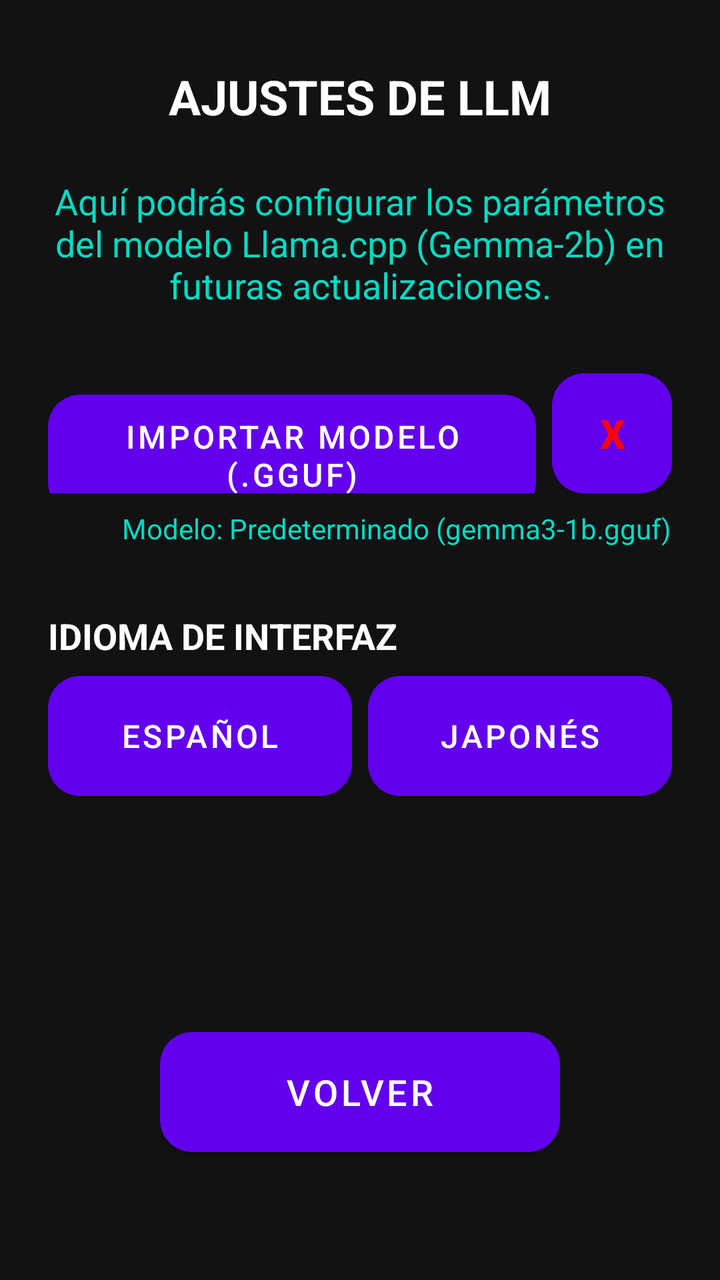
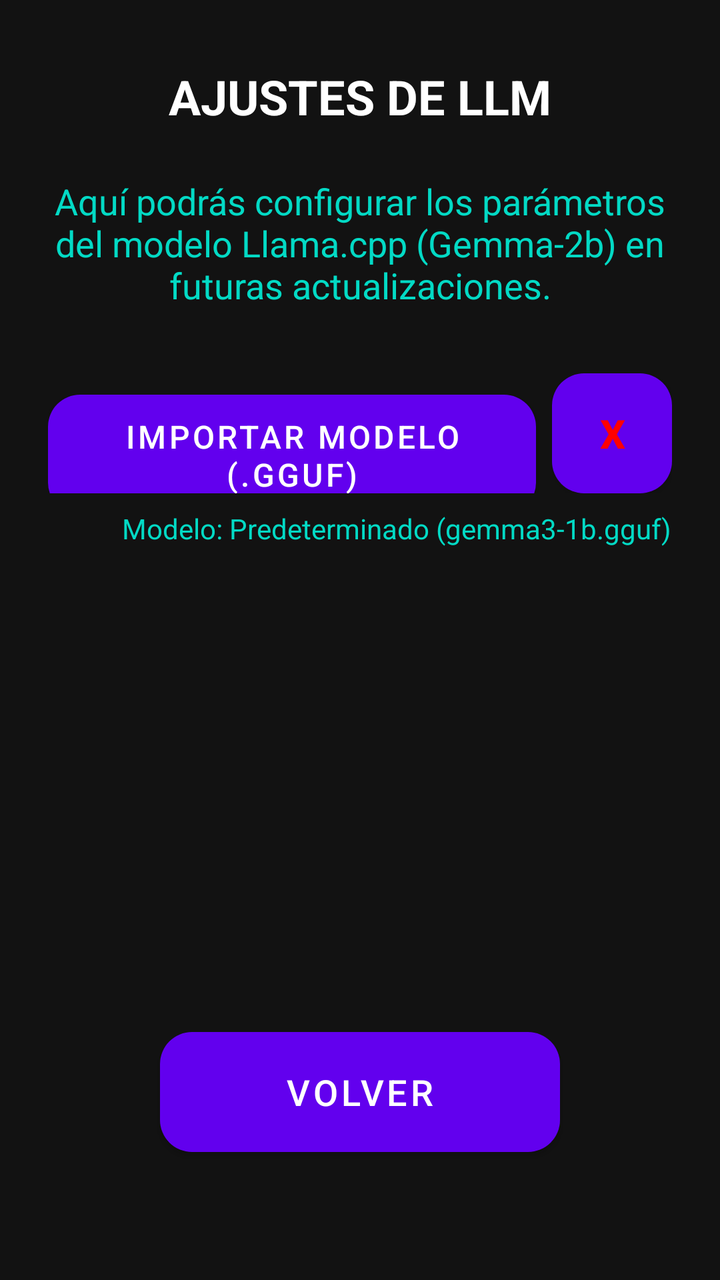

An Android layout rendered at two revisions. The XML below is the earlier revision; the diff shows what the commit changed to produce the second picture.
<!-- AndroidManifest.xml: application theme Theme.Lets -->
<!-- res/layout/settings_menu.xml -->
<?xml version="1.0" encoding="utf-8"?>
<androidx.core.widget.NestedScrollView xmlns:android="http://schemas.android.com/apk/res/android"
    xmlns:app="http://schemas.android.com/apk/res-auto"
    xmlns:tools="http://schemas.android.com/tools"
    android:layout_width="match_parent"
    android:layout_height="match_parent"
    android:background="@color/main_background"
    android:clickable="true"
    android:focusable="true"
    android:fillViewport="true">

    <androidx.constraintlayout.widget.ConstraintLayout
        android:layout_width="match_parent"
        android:layout_height="wrap_content"
        android:paddingBottom="32dp">

        <TextView
            android:id="@+id/settings_title"
            android:layout_width="wrap_content"
            android:layout_height="wrap_content"
            android:layout_marginTop="32dp"
            android:text="AJUSTES DE LLM"
            android:textColor="@color/white"
            android:textSize="24sp"
            android:textStyle="bold"
            app:layout_constraintEnd_toEndOf="parent"
            app:layout_constraintStart_toStartOf="parent"
            app:layout_constraintTop_toTopOf="parent" />

        <TextView
            android:id="@+id/settings_content"
            android:layout_width="0dp"
            android:layout_height="wrap_content"
            android:layout_margin="24dp"
            android:gravity="center"
            android:text="Aquí podrás configurar los parámetros del modelo Llama.cpp (Gemma-2b) en futuras actualizaciones."
            android:textColor="@color/status_text_color"
            android:textSize="18sp"
            app:layout_constraintEnd_toEndOf="parent"
            app:layout_constraintStart_toStartOf="parent"
            app:layout_constraintTop_toBottomOf="@id/settings_title" />

        <LinearLayout
            android:id="@+id/llm_model_container"
            android:layout_width="0dp"
            android:layout_height="wrap_content"
            android:layout_marginStart="24dp"
            android:layout_marginTop="32dp"
            android:layout_marginEnd="24dp"
            android:orientation="horizontal"
            app:layout_constraintEnd_toEndOf="parent"
            app:layout_constraintStart_toStartOf="parent"
            app:layout_constraintTop_toBottomOf="@id/settings_content">

            <Button
                android:id="@+id/btn_import_model"
                android:layout_width="0dp"
                android:layout_height="60dp"
                android:layout_weight="1"
                android:background="@drawable/panel_background"
                android:text="IMPORTAR MODELO (.GGUF)"
                android:textColor="@color/white"
                android:textSize="16sp" />

            <Button
                android:id="@+id/btn_clear_model"
                android:layout_width="60dp"
                android:layout_height="60dp"
                android:layout_marginStart="8dp"
                android:background="@drawable/panel_background"
                android:text="X"
                android:textColor="@color/red"
                android:textSize="20sp"
                android:textStyle="bold" />
        </LinearLayout>

        <TextView
            android:id="@+id/tv_model_status"
            android:layout_width="wrap_content"
            android:layout_height="wrap_content"
            android:layout_marginTop="8dp"
            android:text="Modelo: Predeterminado (gemma3-1b.gguf)"
            android:textColor="@color/status_text_color"
            android:textSize="14sp"
            app:layout_constraintEnd_toEndOf="@id/llm_model_container"
            app:layout_constraintTop_toBottomOf="@id/llm_model_container" />

        <TextView
            android:id="@+id/tv_lang_title"
            android:layout_width="wrap_content"
            android:layout_height="wrap_content"
            android:layout_marginTop="32dp"
            android:text="IDIOMA DE INTERFAZ"
            android:textColor="@color/white"
            android:textSize="18sp"
            android:textStyle="bold"
            app:layout_constraintStart_toStartOf="@+id/llm_model_container"
            app:layout_constraintTop_toBottomOf="@id/tv_model_status" />

        <LinearLayout
            android:id="@+id/language_selector_container"
            android:layout_width="0dp"
            android:layout_height="wrap_content"
            android:layout_marginStart="24dp"
            android:layout_marginTop="8dp"
            android:layout_marginEnd="24dp"
            android:orientation="horizontal"
            app:layout_constraintEnd_toEndOf="parent"
            app:layout_constraintStart_toStartOf="parent"
            app:layout_constraintTop_toBottomOf="@id/tv_lang_title">

            <Button
                android:id="@+id/btn_lang_spanish"
                android:layout_width="0dp"
                android:layout_height="60dp"
                android:layout_weight="1"
                android:background="@drawable/panel_background"
                android:text="ESPAÑOL"
                android:textColor="@color/white"
                android:textSize="16sp" />

            <Button
                android:id="@+id/btn_lang_japanese"
                android:layout_width="0dp"
                android:layout_height="60dp"
                android:layout_marginStart="8dp"
                android:layout_weight="1"
                android:background="@drawable/panel_background"
                android:text="JAPONÉS"
                android:textColor="@color/white"
                android:textSize="16sp" />
        </LinearLayout>

        <Button
            android:id="@+id/btn_back_settings"
            android:layout_width="200dp"
            android:layout_height="60dp"
            android:layout_marginTop="48dp"
            android:layout_marginBottom="32dp"
            android:background="@drawable/panel_background"
            android:text="VOLVER"
            android:textColor="@color/white"
            android:textSize="18sp"
            app:layout_constraintBottom_toBottomOf="parent"
            app:layout_constraintEnd_toEndOf="parent"
            app:layout_constraintStart_toStartOf="parent"
            app:layout_constraintTop_toBottomOf="@id/language_selector_container"
            app:layout_constraintVertical_bias="1.0" />

    </androidx.constraintlayout.widget.ConstraintLayout>
</androidx.core.widget.NestedScrollView>
<!-- resources referenced by this layout -->
<resources>
  <color name="main_background">#121212</color>
  <color name="red">#FF0000</color>
  <color name="status_text_color">#03DAC5</color>
  <color name="white">#FFFFFFFF</color>
  <!-- drawable panel_background (drawable) -->
  <?xml version="1.0" encoding="utf-8"?>
  <shape xmlns:android="http://schemas.android.com/apk/res/android">
      <solid android:color="@color/panel_background" />
      <corners android:radius="16dp" />
  </shape>
  <style name="Theme.Lets" parent="Theme.MaterialComponents.DayNight.NoActionBar">
          
          <item name="colorPrimary">@color/purple_500</item>
          <item name="colorPrimaryVariant">@color/purple_700</item>
          <item name="colorOnPrimary">@color/white</item>
          
          <item name="colorSecondary">@color/teal_200</item>
          <item name="colorSecondaryVariant">@color/teal_700</item>
          <item name="colorOnSecondary">@color/black</item>
          
          <item name="android:statusBarColor">?attr/colorPrimaryVariant</item>
          
      </style>
  <color name="panel_background">#3700B3</color>
  <color name="purple_500">#FF6200EE</color>
  <color name="purple_700">#FF3700B3</color>
  <color name="teal_200">#FF03DAC5</color>
  <color name="teal_700">#FF018786</color>
  <color name="black">#FF000000</color>
</resources>

<!-- the commit's change to res/layout/settings_menu.xml (unified diff, before → after) -->
@@ -85,52 +85,6 @@
             app:layout_constraintEnd_toEndOf="@id/llm_model_container"
             app:layout_constraintTop_toBottomOf="@id/llm_model_container" />
 
-        <TextView
-            android:id="@+id/tv_lang_title"
-            android:layout_width="wrap_content"
-            android:layout_height="wrap_content"
-            android:layout_marginTop="32dp"
-            android:text="IDIOMA DE INTERFAZ"
-            android:textColor="@color/white"
-            android:textSize="18sp"
-            android:textStyle="bold"
-            app:layout_constraintStart_toStartOf="@+id/llm_model_container"
-            app:layout_constraintTop_toBottomOf="@id/tv_model_status" />
-
-        <LinearLayout
-            android:id="@+id/language_selector_container"
-            android:layout_width="0dp"
-            android:layout_height="wrap_content"
-            android:layout_marginStart="24dp"
-            android:layout_marginTop="8dp"
-            android:layout_marginEnd="24dp"
-            android:orientation="horizontal"
-            app:layout_constraintEnd_toEndOf="parent"
-            app:layout_constraintStart_toStartOf="parent"
-            app:layout_constraintTop_toBottomOf="@id/tv_lang_title">
-
-            <Button
-                android:id="@+id/btn_lang_spanish"
-                android:layout_width="0dp"
-                android:layout_height="60dp"
-                android:layout_weight="1"
-                android:background="@drawable/panel_background"
-                android:text="ESPAÑOL"
-                android:textColor="@color/white"
-                android:textSize="16sp" />
-
-            <Button
-                android:id="@+id/btn_lang_japanese"
-                android:layout_width="0dp"
-                android:layout_height="60dp"
-                android:layout_marginStart="8dp"
-                android:layout_weight="1"
-                android:background="@drawable/panel_background"
-                android:text="JAPONÉS"
-                android:textColor="@color/white"
-                android:textSize="16sp" />
-        </LinearLayout>
-
         <Button
             android:id="@+id/btn_back_settings"
             android:layout_width="200dp"
@@ -144,7 +98,7 @@
             app:layout_constraintBottom_toBottomOf="parent"
             app:layout_constraintEnd_toEndOf="parent"
             app:layout_constraintStart_toStartOf="parent"
-            app:layout_constraintTop_toBottomOf="@id/language_selector_container"
+            app:layout_constraintTop_toBottomOf="@id/tv_model_status"
             app:layout_constraintVertical_bias="1.0" />
 
     </androidx.constraintlayout.widget.ConstraintLayout>
